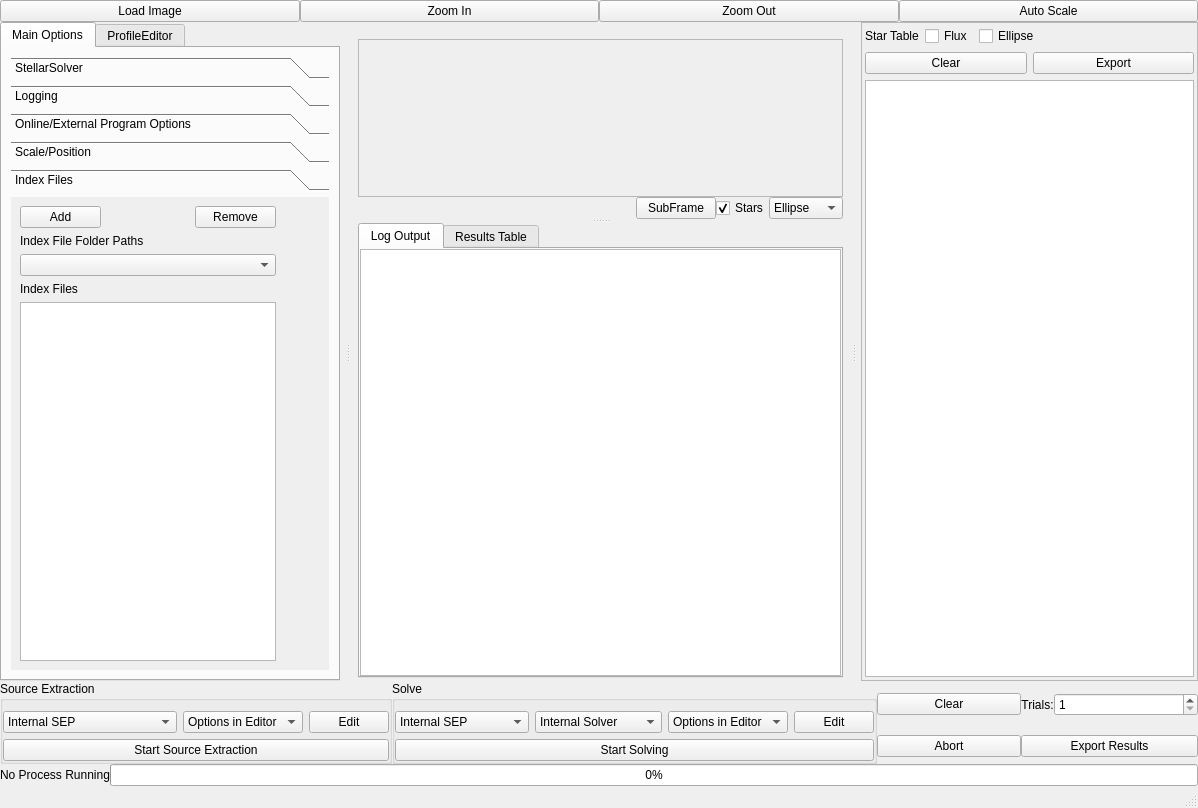
This is tester/mainwindow.ui in rlancaste/stellarsolver as Qt 5 draws it before an edit. The edited form follows.
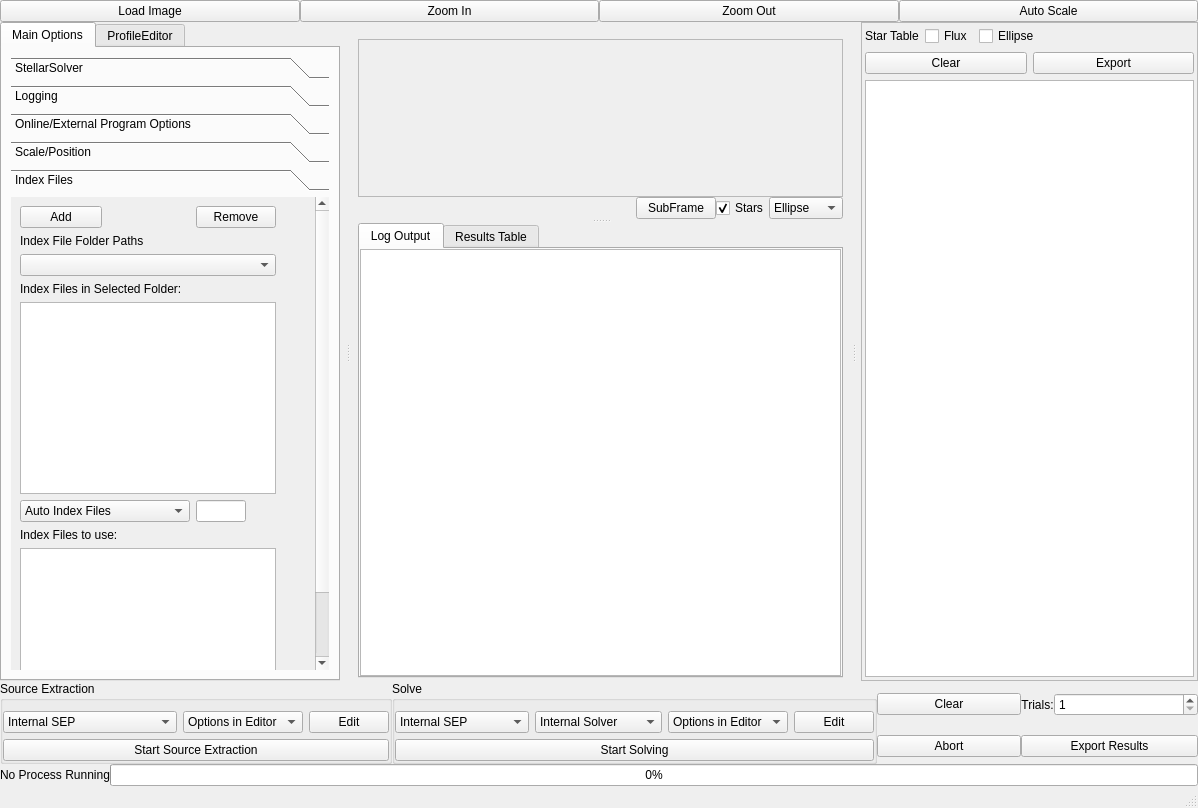
This is the edited form. The open tabs and pages were chosen to show the change. Icons and pictures are not drawn. Custom widgets are drawn as their Qt base class.

Commit message: Adding the ability to load individual index files rather than whole index folders to speed things up if the last solution index is known.

Diff of the .ui file:
```diff
--- a/tester/mainwindow.ui
+++ b/tester/mainwindow.ui
@@ -624,24 +624,14 @@
                 <rect>
                  <x>0</x>
                  <y>0</y>
-                 <width>305</width>
-                 <height>416</height>
+                 <width>291</width>
+                 <height>564</height>
                 </rect>
                </property>
                <attribute name="label">
                 <string>Index Files</string>
                </attribute>
                <layout class="QGridLayout" name="gridLayout_10">
-                <item row="4" column="1" colspan="3">
-                 <widget class="QListWidget" name="indexFiles"/>
-                </item>
-                <item row="0" column="1">
-                 <widget class="QPushButton" name="addIndexPath">
-                  <property name="text">
-                   <string>Add</string>
-                  </property>
-                 </widget>
-                </item>
                 <item row="0" column="3">
                  <widget class="QPushButton" name="removeIndexPath">
                   <property name="text">
@@ -649,6 +639,40 @@
                   </property>
                  </widget>
                 </item>
+                <item row="4" column="1" colspan="3">
+                 <widget class="QListWidget" name="indexFiles"/>
+                </item>
+                <item row="7" column="1" colspan="3">
+                 <widget class="QListWidget" name="indexFilesToUse"/>
+                </item>
+                <item row="5" column="1" colspan="2">
+                 <widget class="QComboBox" name="useAllIndexes">
+                  <property name="sizePolicy">
+                   <sizepolicy hsizetype="Expanding" vsizetype="Fixed">
+                    <horstretch>0</horstretch>
+                    <verstretch>0</verstretch>
+                   </sizepolicy>
+                  </property>
+                  <property name="sizeAdjustPolicy">
+                   <enum>QComboBox::AdjustToContents</enum>
+                  </property>
+                  <item>
+                   <property name="text">
+                    <string>Auto Index Files</string>
+                   </property>
+                  </item>
+                  <item>
+                   <property name="text">
+                    <string>Filter indexes</string>
+                   </property>
+                  </item>
+                  <item>
+                   <property name="text">
+                    <string>Use Last Solve</string>
+                   </property>
+                  </item>
+                 </widget>
+                </item>
                 <item row="2" column="1" colspan="3">
                  <widget class="QComboBox" name="indexFolderPaths">
                   <property name="editable">
@@ -656,6 +680,23 @@
                   </property>
                  </widget>
                 </item>
+                <item row="6" column="1" colspan="3">
+                 <widget class="QLabel" name="label_66">
+                  <property name="text">
+                   <string>Index Files to use:</string>
+                  </property>
+                  <property name="wordWrap">
+                   <bool>true</bool>
+                  </property>
+                 </widget>
+                </item>
+                <item row="0" column="1">
+                 <widget class="QPushButton" name="addIndexPath">
+                  <property name="text">
+                   <string>Add</string>
+                  </property>
+                 </widget>
+                </item>
                 <item row="1" column="1" colspan="4">
                  <widget class="QLabel" name="label_26">
                   <property name="text">
@@ -669,13 +710,38 @@
                 <item row="3" column="1" colspan="4">
                  <widget class="QLabel" name="label_30">
                   <property name="text">
-                   <string>Index Files</string>
+                   <string>Index Files in Selected Folder:</string>
                   </property>
                   <property name="wordWrap">
                    <bool>true</bool>
                   </property>
                  </widget>
                 </item>
+                <item row="5" column="3">
+                 <widget class="QLineEdit" name="singleIndexNum">
+                  <property name="sizePolicy">
+                   <sizepolicy hsizetype="Fixed" vsizetype="Fixed">
+                    <horstretch>0</horstretch>
+                    <verstretch>0</verstretch>
+                   </sizepolicy>
+                  </property>
+                  <property name="minimumSize">
+                   <size>
+                    <width>50</width>
+                    <height>0</height>
+                   </size>
+                  </property>
+                  <property name="maximumSize">
+                   <size>
+                    <width>50</width>
+                    <height>16777215</height>
+                   </size>
+                  </property>
+                  <property name="readOnly">
+                   <bool>true</bool>
+                  </property>
+                 </widget>
+                </item>
                </layout>
               </widget>
              </widget>
```
The commit also changes 8 other files.
